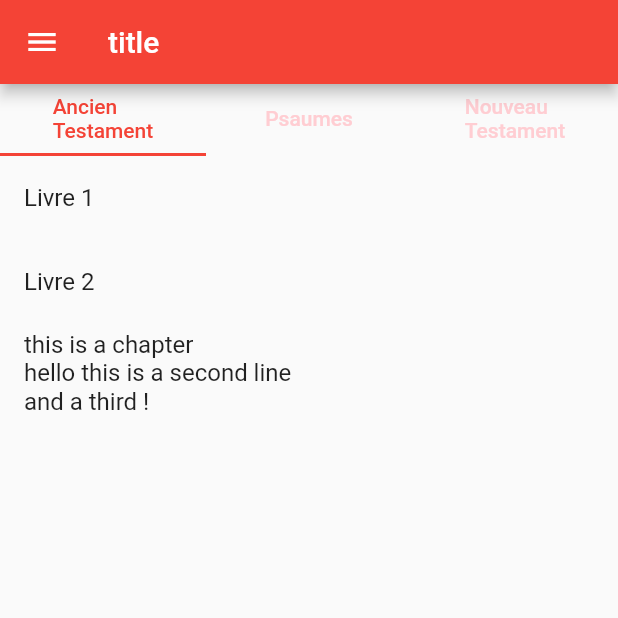
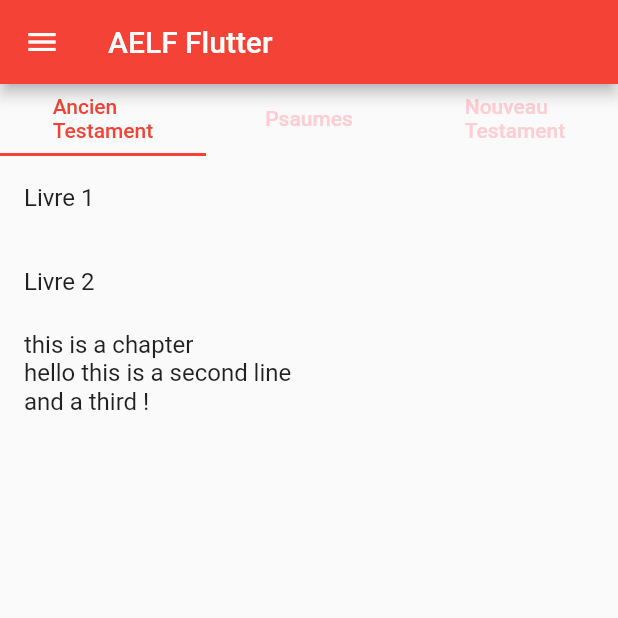
Before and after one commit to nathanael-h/aelf-flutter, a Flutter app: the screen it shows after launch, on a phone screen of 412 x 824 dp, the top half of it. Run offline on Flutter 3.47's test engine with Material 2 defaults, Android fonts, the phone set to English and light mode, and no system bars.

Commit message:
Update names, titles, etc.

```diff
--- a/lib/main.dart
+++ b/lib/main.dart
@@ -37,7 +37,6 @@ class MyApp extends StatelessWidget {
           );
         }
       },
-      title: 'Flutter Demo',
       theme: ThemeData(
         // This is the theme of your application.
         //
@@ -158,9 +157,7 @@ class _MyHomePageState extends State<MyHomePage> {
     //Bible home screen
     return Scaffold(
       appBar: AppBar(
-        // Here we take the value from the MyHomePage object that was created by
-        // the App.build method, and use it to set our appbar title.
-        title: Text('title'),
+        title: Text('AELF Flutter'),
       ),
       body: DefaultTabController(
         length: 3,
@@ -278,7 +275,7 @@ class ExtractArgumentsScreen extends StatefulWidget {
 }
 
 class _ExtractArgumentsScreenState extends State<ExtractArgumentsScreen> {
-  var chapter = CounterStorage().loadAsset().toString().length;
+  var chapter = CounterStorage().loadAsset().toString();
 
   @override
   Widget build(BuildContext context) {
--- a/pubspec.yaml
+++ b/pubspec.yaml
@@ -1,4 +1,4 @@
-name: flutter_app
+name: aelf_flutter
 description: A new Flutter application.
 
 # The following defines the version and build number for your application.
```
